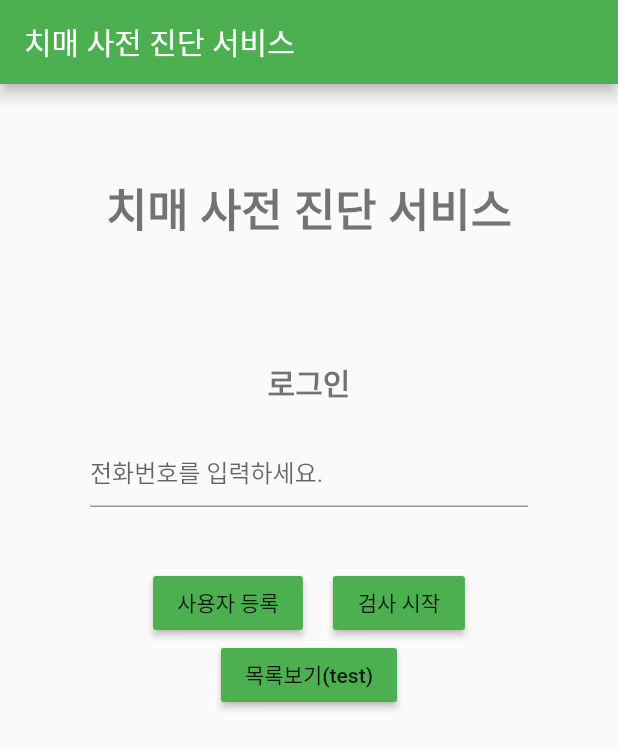
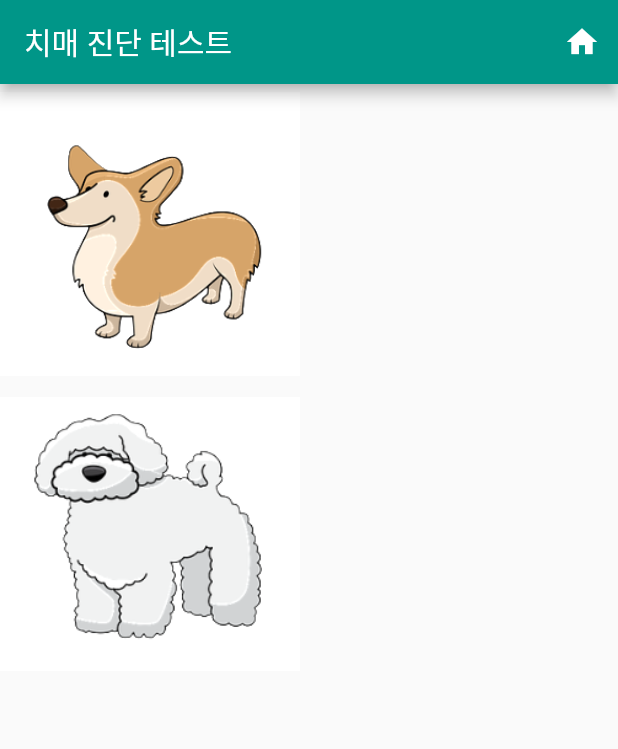
Before and after one commit to devkim0219/lebengrida, a Flutter app: the screen it shows after launch, after a tap on "검사 시작", on a phone screen of 412 x 824 dp. Shown: the top 749 px of the screen. Run offline on Flutter 3.47's test engine with Material 2 defaults, Android fonts, the phone set to English and light mode, and no system bars; accounts and stored records are empty; network calls fail.

Commit message:
add inspection page

```diff
--- a/lebengrida/lib/main.dart
+++ b/lebengrida/lib/main.dart
@@ -1,4 +1,5 @@
 import 'package:flutter/material.dart';
+import 'package:lebengrida/screens/inspection.dart';
 import 'package:lebengrida/screens/join.dart';
 import 'package:lebengrida/screens/login.dart';
 import 'package:lebengrida/screens/userList.dart';
@@ -23,7 +24,7 @@ class MyApp extends StatelessWidget {
         // or simply save your changes to "hot reload" in a Flutter IDE).
         // Notice that the counter didn't reset back to zero; the application
         // is not restarted.
-        primarySwatch: Colors.green,
+        primarySwatch: Colors.teal,
         // This makes the visual density adapt to the platform that you run
         // the app on. For desktop platforms, the controls will be smaller and
         // closer together (more dense) than on mobile platforms.
@@ -34,6 +35,7 @@ class MyApp extends StatelessWidget {
         '/': (context) => Login(),
         '/join': (context) => Join(),
         '/userList': (context) => UserList(),
+        '/inspection': (context) => Inspection(),
       },
     );
   }
--- /dev/null
+++ b/lebengrida/lib/screens/inspection.dart
@@ -0,0 +1,37 @@
+import 'package:flutter/material.dart';
+
+class Inspection extends StatelessWidget {
+  @override
+  Widget build(BuildContext context) {
+    return Scaffold(
+      appBar: AppBar(
+        title: Text('치매 진단 테스트'),
+        actions: <Widget>[
+          IconButton(
+            icon: Icon(Icons.home),
+            onPressed: () {
+              Navigator.pushReplacementNamed(context, '/');
+            },
+          )
+        ],
+      ),
+      body: SingleChildScrollView(
+        child: Column(
+          mainAxisAlignment: MainAxisAlignment.center,
+          children: <Widget>[
+            SizedBox(
+              height: 200,
+              width: 200,
+              child: Image.asset('assets/images/dog_1.png'),
+            ),
+            SizedBox(
+              height: 200,
+              width: 200,
+              child: Image.asset('assets/images/dog_2.png'),
+            ),
+          ],
+        )
+      ),
+    );
+  }
+}
--- a/lebengrida/lib/screens/login.dart
+++ b/lebengrida/lib/screens/login.dart
@@ -45,7 +45,7 @@ class Login extends StatelessWidget {
                 mainAxisAlignment: MainAxisAlignment.center,
                 children: [
                   RaisedButton(
-                    color: Colors.green,
+                    color: Colors.teal,
                     child: Text('사용자 등록'),
                     onPressed: () {
                       Navigator.pushReplacementNamed(context, '/join');
@@ -55,21 +55,21 @@ class Login extends StatelessWidget {
                     width: 20,
                   ),
                   RaisedButton(
-                    color: Colors.green,
+                    color: Colors.teal,
                     child: Text('검사 시작'),
                     onPressed: () {
-                      Navigator.pushReplacementNamed(context, '/');
+                      Navigator.pushReplacementNamed(context, '/inspection');
                     },
                   ),
                 ],
               ),
               RaisedButton(
-                color: Colors.green,
-                child: Text('목록보기(test)'),
+                color: Colors.teal,
+                child: Text('사용자 목록'),
                 onPressed: () {
                   Navigator.pushReplacementNamed(context, '/userList');
                 },
-              )
+              ),
             ],
           ),
         ),
--- a/lebengrida/lib/screens/userList.dart
+++ b/lebengrida/lib/screens/userList.dart
@@ -44,13 +44,13 @@ class UserListState extends State<UserList> {
     });
   }
 
-  _showSnackBar(context, message) {
-    _scaffoldKey.currentState.showSnackBar(
-      SnackBar(
-        content: Text(message)
-      )
-    );
-  }
+  // _showSnackBar(context, message) {
+  //   _scaffoldKey.currentState.showSnackBar(
+  //     SnackBar(
+  //       content: Text(message)
+  //     )
+  //   );
+  // }
 
   // 사용자 등록
   _addUser() {
@@ -213,9 +213,9 @@ class UserListState extends State<UserList> {
         title: Text(_titleProgress),
         actions: <Widget>[
           IconButton(
-            icon: Icon(Icons.add),
+            icon: Icon(Icons.home),
             onPressed: () {
-              // _createTable();
+              Navigator.pushReplacementNamed(context, '/');
             },
           ),
           IconButton(
```
Also changed, not shown: lebengrida/pubspec.yaml (+4 -3 lines), lebengrida/assets/images/dog_1.png (added), lebengrida/assets/images/dog_2.png (added), lebengrida/assets/images/dog_3.png (added).
